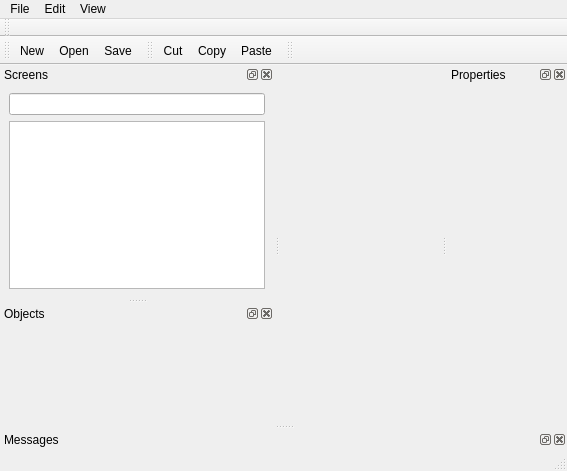
Qt form editor/main.ui (guillaumecl/yggdrasil) before a commit.
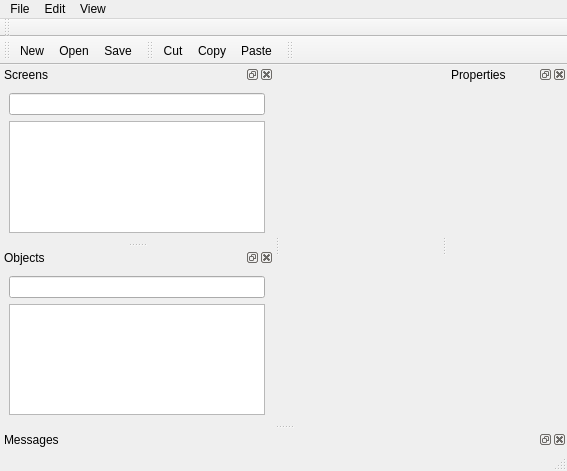
The same form after that commit. Icons and pictures are not drawn. Custom widgets are drawn as their Qt base class.

Commit message:
editor: Set the content of ObjectDockWidget into the UI file
This allows to view the contents of the UI file more easily and remove
useless code.

```diff
--- a/editor/main.ui
+++ b/editor/main.ui
@@ -155,7 +155,7 @@
    <property name="minimumSize">
     <size>
      <width>120</width>
-     <height>120</height>
+     <height>148</height>
     </size>
    </property>
    <property name="floating">
@@ -167,7 +167,16 @@
    <attribute name="dockWidgetArea">
     <number>1</number>
    </attribute>
-   <widget class="QWidget" name="dockObjectContents"/>
+   <widget class="QWidget" name="dockObjectContents">
+    <layout class="QVBoxLayout" name="verticalLayout">
+     <item>
+      <widget class="editor::custom::FilterWidget" name="objectTreeFilter"/>
+     </item>
+     <item>
+      <widget class="editor::ObjectTree" name="objectTree"/>
+     </item>
+    </layout>
+   </widget>
   </widget>
   <widget class="QDockWidget" name="dockProperties">
    <property name="minimumSize">
@@ -297,6 +306,11 @@
    <extends>QTreeView</extends>
    <header>editor/screentree.h</header>
   </customwidget>
+  <customwidget>
+   <class>editor::ObjectTree</class>
+   <extends>QTreeView</extends>
+   <header>editor/objecttree.h</header>
+  </customwidget>
  </customwidgets>
  <resources>
   <include location="resources/application.qrc"/>
```
The commit also changes 5 other files.
